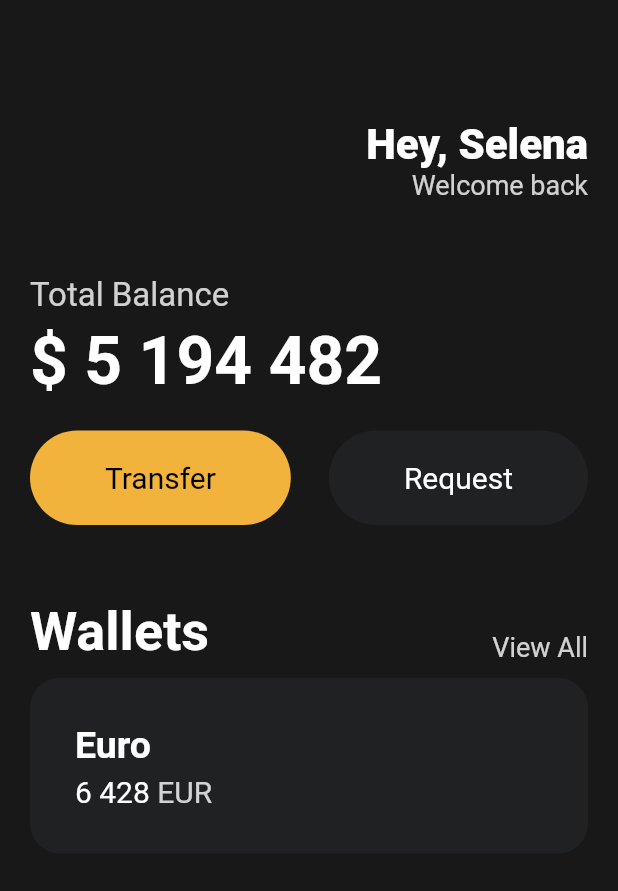
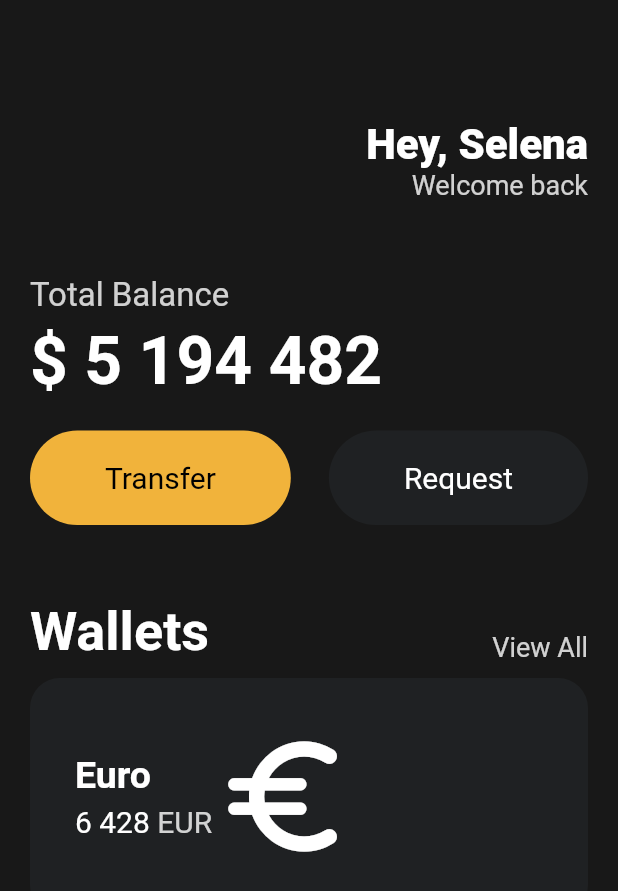
Before and after one commit to kimgeuntae/mobile_wallet, a Flutter app: the screen it shows after launch, on a phone screen of 412 x 824 dp. Shown: the top 891 px of the screen. Run offline on Flutter 3.47's test engine with Material 2 defaults, Android fonts, the light colour scheme and no system bars.

Commit message:
Add: 유로 아이콘

```diff
--- a/lib/main.dart
+++ b/lib/main.dart
@@ -128,9 +128,9 @@ class MyApp extends StatelessWidget {
                 ),
                 child: Padding(
                   padding: const EdgeInsets.all(30),
+                  // 카드 내용
                   child: Row(
                     children: [
-                      // 카드 내용
                       Column(
                         crossAxisAlignment: CrossAxisAlignment.start,
                         children: [
@@ -168,6 +168,11 @@ class MyApp extends StatelessWidget {
                           ),
                         ],
                       ),
+                      const Icon(
+                        Icons.euro_rounded,
+                        color: Colors.white,
+                        size: 98,
+                      ),
                     ],
                   ),
                 ),
```
